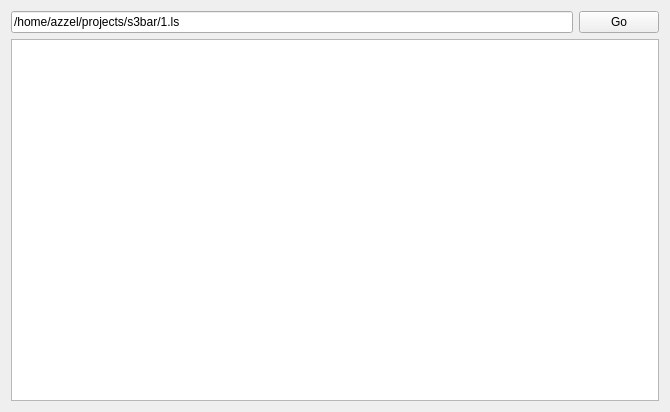
Before: the Qt Designer form mainwindow.ui in ephemerr/s3bar, drawn with Qt 5.
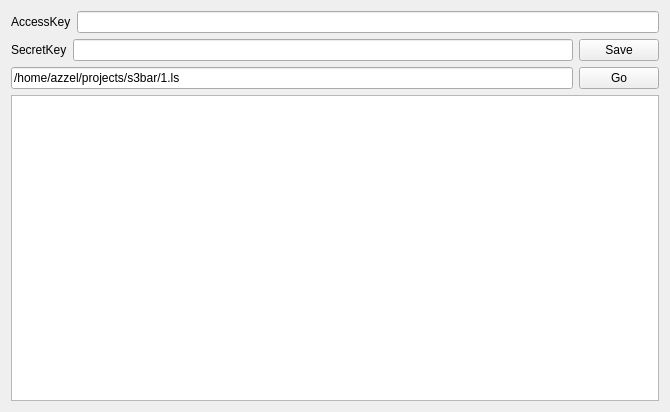
After: the same form once the commit is applied.

The edit to the form file:
```diff
--- a/mainwindow.ui
+++ b/mainwindow.ui
@@ -15,6 +15,41 @@
   </property>
   <widget class="QWidget" name="centralWidget">
    <layout class="QVBoxLayout" name="verticalLayout">
+    <item>
+     <layout class="QHBoxLayout" name="horizontalLayout_4">
+      <item>
+       <widget class="QLabel" name="label_2">
+        <property name="text">
+         <string>AccessKey</string>
+        </property>
+       </widget>
+      </item>
+      <item>
+       <widget class="QLineEdit" name="lineEdit_2"/>
+      </item>
+     </layout>
+    </item>
+    <item>
+     <layout class="QHBoxLayout" name="horizontalLayout_3">
+      <item>
+       <widget class="QLabel" name="label">
+        <property name="text">
+         <string>SecretKey</string>
+        </property>
+       </widget>
+      </item>
+      <item>
+       <widget class="QLineEdit" name="lineEdit_3"/>
+      </item>
+      <item>
+       <widget class="QPushButton" name="pushButton_2">
+        <property name="text">
+         <string>Save</string>
+        </property>
+       </widget>
+      </item>
+     </layout>
+    </item>
     <item>
      <layout class="QHBoxLayout" name="horizontalLayout_2">
       <item>
```
